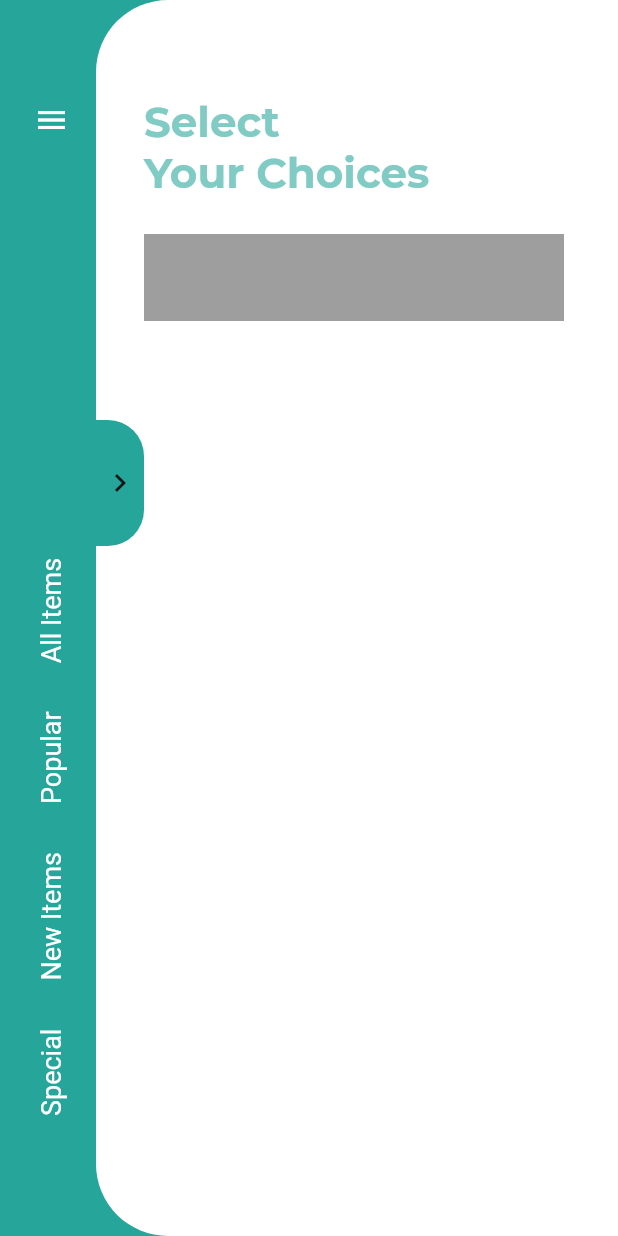
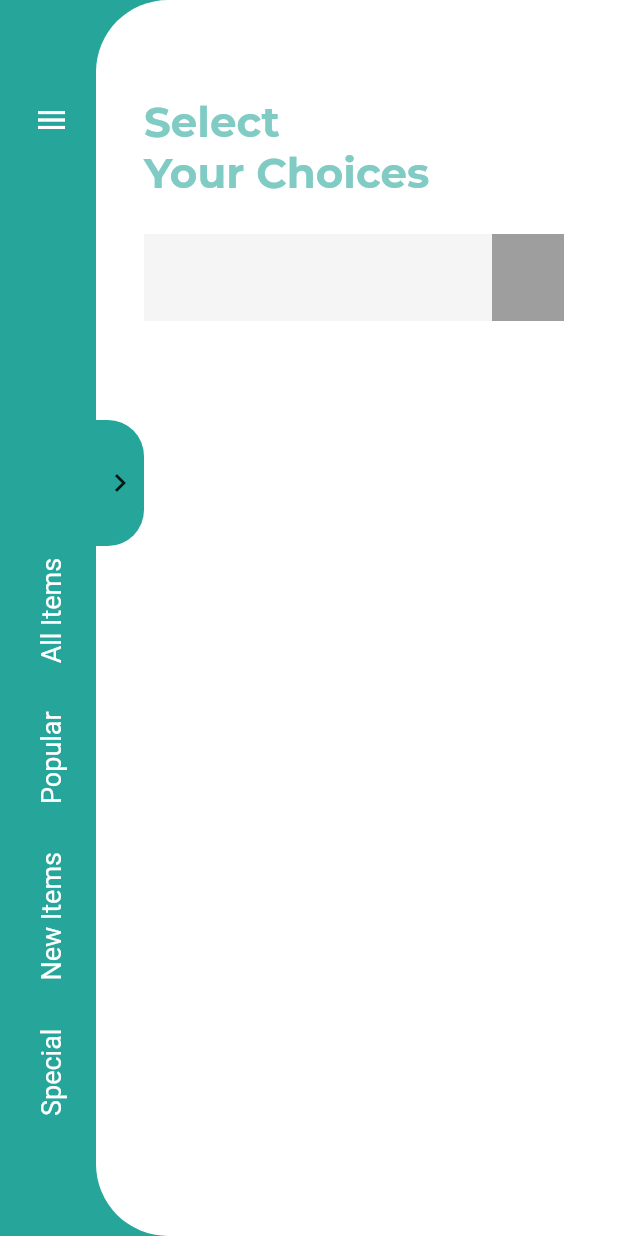
Before and after one commit to JAICHANGPARK/flutter_notebook_8th_story, a Flutter app: the screen it shows after launch, on a phone screen of 412 x 824 dp. Run offline on Flutter 3.47's test engine with Material 2 defaults, Android fonts, the phone set to English and light mode, and no system bars; our stand-ins replace badges, google_fonts.

Commit message:
Update food_main_page.dart

```diff
--- a/lib/ep566_food_delivery_app/food_main_page.dart
+++ b/lib/ep566_food_delivery_app/food_main_page.dart
@@ -138,7 +138,16 @@ class _FoodMainPageState extends State<FoodMainPage> {
                           ),
                           child: Stack(
                             children: [
-                              Positioned(child: Container())
+                              Positioned(
+                                  left: 0,
+                                  top: 0,
+                                  bottom: 0,
+                                  right: 48,
+                                  child: Container(
+                                decoration: BoxDecoration(
+                                  color: Colors.grey[100]
+                                ),
+                              ))
                             ],
                           ),
                         )
```
